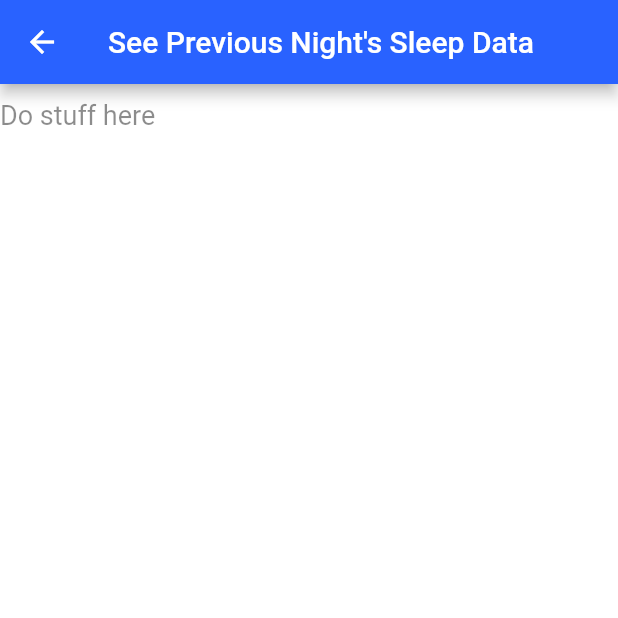
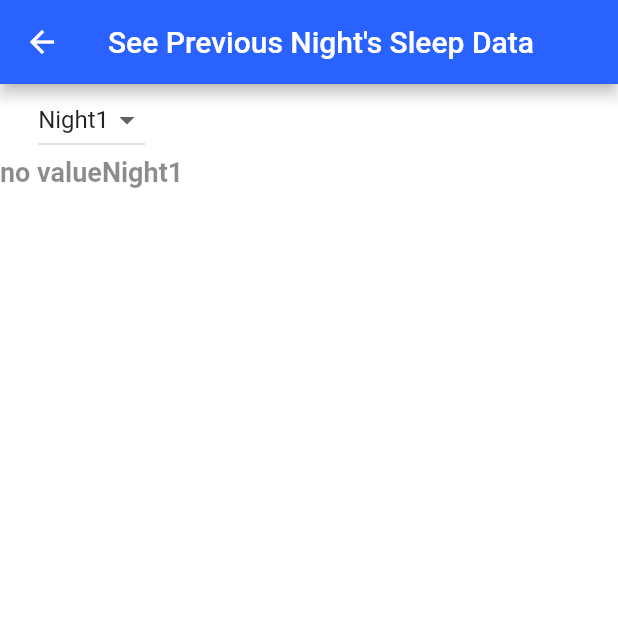
Before and after one commit to jakelang01/SweetDreams, a Flutter app: the OutputScreen screen opened directly, on a phone screen of 412 x 824 dp, the top half of it. Run offline on Flutter 3.47's test engine with Material 2 defaults, Android fonts, the phone set to English and light mode, and no system bars; our stand-ins replace cloud_firestore, firebase_core, flutter_rating_bar, shared_preferences, youtube_player_flutter; accounts and stored records are empty.

```diff
--- a/lib/dreams/viewmodel/dreams_viewmodel.dart
+++ b/lib/dreams/viewmodel/dreams_viewmodel.dart
@@ -10,8 +10,8 @@ class UNITSViewModel {
   String _timeType = "";
   String _message = "";
 
-//database reference for collection Sleep Hours
-  final databaseReference = FirebaseFirestore.instance.collection('Sleep Hours');
+//database reference for collection example user
+  //final databaseReference = FirebaseFirestore.instance.collection('Example User');
   final String createText = "Create new day";
   final String getText = "Get Day";
   final String removeText = "Remove Day";
--- a/lib/dreams/views/dreams_output.dart
+++ b/lib/dreams/views/dreams_output.dart
@@ -3,6 +3,11 @@ import 'package:flutter/cupertino.dart';
 import 'package:flutter/material.dart';
 import '../views/dreams_view.dart';
 import '../presenter/dreams_presenter.dart';
+
+List<String> list = <String>['Night1', 'Night2', 'Night3', 'Night4'];
+String _dropdownValue1 = list.first;
+String _dropdownValue2 = list.last;
+String bedTime1 = 'no value';
 
 class SleepOutput extends StatefulWidget {
 
@@ -14,6 +19,7 @@ class SleepOutput extends StatefulWidget {
 }
 
 class _SleepOutputPageState extends State<SleepOutput> {
+
 
   @override
   Widget build(BuildContext context) {
@@ -46,6 +52,15 @@ class OutputScreen extends StatefulWidget {
 }
 
 class _OutputScreen extends State<OutputScreen> {
+
+  RecordNewNight night = new RecordNewNight();
+
+  void getTheBedTime(String nightNumber) async {
+    Future<String> bedFuture = night.getBedtime(nightNumber);
+    bedTime1 = await bedFuture;
+  }
+
+
   @override
   void initState() {
     super.initState();
@@ -60,13 +75,54 @@ class _OutputScreen extends State<OutputScreen> {
           backgroundColor: Colors.blueAccent.shade700,
         ),
         backgroundColor: Colors.white,
-        body: ListView(
-          children: <Widget>[
-            Padding(padding: EdgeInsets.all(5.0)),
-            Text("Do stuff here"),
-            Padding(padding: EdgeInsets.all(5.0)),
-          ],
+        body: Column(
+                children:<Widget>[
+                DropdownButton(
+                    dropdownColor: Colors.deepPurple,
+                    borderRadius: BorderRadius.circular(.5),
+                    items: list.map((location){
+                      return DropdownMenuItem(
+                        child: new Text(location),
+                        value: location,
+                    );
+                  }).toList(),
+                  value: _dropdownValue1,
+                  alignment: AlignmentDirectional.center,
+                  onChanged: (String? newValue) {
+                    setState(() {
+                      getTheBedTime(_dropdownValue1);
+                      _dropdownValue1 = newValue!;
+
+                    });
+                  }),
+            Expanded(
+              child: Text(
+                bedTime1 + _dropdownValue1,
+                textAlign: TextAlign.left,
+                overflow: TextOverflow.visible,
+                textScaleFactor: 1,
+                style: const TextStyle(fontWeight: FontWeight.bold),
+              ),
+            )
+                ]
         )
     );
   }
 }
+
+//for the database reference need future builder
+// Expanded(
+// child: FutureBuilder<String>(
+// future: getTheBedtime(_dropdownValue1),
+// builder: (BuildContext context, AsyncSnapshot<String> snapshot) {
+// if (snapshot.hasData) {
+// Padding(
+// padding: const EdgeInsets.only(top: 16),
+// child: Text('Result: ${snapshot.data}'),
+// );
+// }
+// return Scaffold(
+// body: Text("this is text"),
+// );
+// })
+// )
```
Also changed, not shown: lib/dreams/presenter/dreams_presenter.dart (+19 -7 lines).
